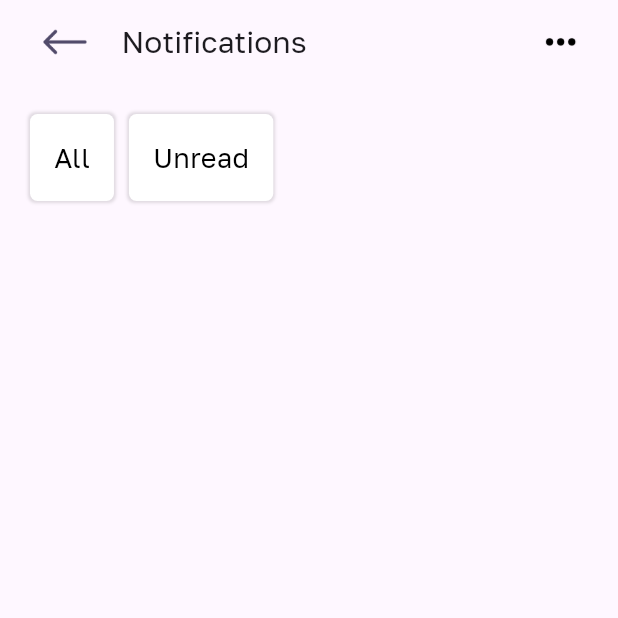
After one commit to PhilipNzube/bcci_platform, a Flutter app: the NotificationPage screen opened directly, on a phone screen of 412 x 824 dp, the top half of it. The commit adds this screen. Run offline on Flutter 3.47's test engine with Material 3 defaults, Android fonts, the phone set to English and light mode, and no system bars; our stand-ins replace carousel_slider, connectivity_plus, flutter_secure_storage, shared_preferences; accounts and stored records are empty.

Commit message:
update 11 files

```diff
--- /dev/null
+++ b/lib/presentation/controllers/notifications_page_controller.dart
@@ -0,0 +1,168 @@
+import 'package:carousel_slider/carousel_slider.dart';
+import 'package:flutter/material.dart' hide CarouselController;
+import 'package:flutter_secure_storage/flutter_secure_storage.dart';
+import 'package:shared_preferences/shared_preferences.dart';
+import 'dart:async';
+import 'package:connectivity_plus/connectivity_plus.dart';
+
+class NotificationPageController extends ChangeNotifier {
+  final TextEditingController _searchController = TextEditingController();
+  final FocusNode _searchFocusNode = FocusNode();
+  List _searchResults = [];
+  bool _searchLoading = false;
+  bool _isSearching = false;
+  List<String> _imagePaths = [
+    "images/Banner.png",
+    "images/Banner.png",
+    "images/Banner.png",
+  ];
+  int _current = 0;
+  final CarouselController _controller = CarouselController();
+  Map<String, bool> _isLikedMap = {};
+  int? _selectedRadioValue = 0;
+  final storage = const FlutterSecureStorage();
+  ValueNotifier<String?> _selectedFilter = ValueNotifier<String?>(null);
+  bool _isFilterActive = false;
+  int? userId;
+  String? _fullName;
+  String? _userName;
+  String? _profileImage;
+  String? _email;
+  String? _address;
+  String? _city;
+  String? _state;
+  String? _storeName;
+  String? _storeWebsiteUrl;
+  String? _storeDescription;
+  String? _walletBalance;
+  String? _phone;
+  String? _gender;
+  String? _role;
+  List<Map<String, dynamic>> products = [];
+  bool _isLoading = false;
+  late SharedPreferences prefs;
+  Timer? _timer;
+  int _remainingTime = 0;
+  bool _isLoading2 = false;
+  bool _isRefreshing = false;
+  StreamSubscription<ConnectivityResult>? connectivitySubscription;
+  late ScrollController _scrollController;
+  int pageNum = 1;
+  bool _isFetchingMore = false;
+  String _userRole = "";
+  String _url = "";
+  bool _isMoved = false;
+  bool _isLoggedOut = false;
+  String _previousRole = "Customer";
+  String _currentRole = "Customer";
+  bool _activateFabForCustomerView = false;
+  // late Future<void> _userData;
+
+  NotificationsPageController() {
+    initialize();
+  }
+
+  //public getters
+  String? get fullName => _fullName;
+  String? get userName => _userName;
+  String? get phone => _phone;
+  String? get email => _email;
+  String? get profileImage => _profileImage;
+  String? get address => _address;
+  String? get city => _city;
+  String? get state => _state;
+  String? get storeName => _storeName;
+  String? get storeWebsiteUrl => _storeWebsiteUrl;
+  String? get storeDescription => _storeDescription;
+  String? get walletBalance => _walletBalance;
+  String? get gender => _gender;
+  String? get role => _role;
+  int get remainingTime => _remainingTime;
+  bool get isSearching => _isSearching;
+  bool get isLoading => _isLoading;
+  bool get isLoading2 => _isLoading2;
+  bool get searchLoading => _searchLoading;
+  List<dynamic> get searchResults => _searchResults;
+  int get current => _current;
+  bool get isFetchingMore => _isFetchingMore;
+  List<String> get imagePaths => _imagePaths;
+  bool get isFilterActive => _isFilterActive;
+  ValueNotifier<String?> get selectedFilter => _selectedFilter;
+  int? get selectedRadioValue => _selectedRadioValue;
+  String get userRole => _userRole;
+  bool get isMoved => _isMoved;
+  bool get isLoggedOut => _isLoggedOut;
+  String get previousRole => _previousRole;
+  String get currentRole => _currentRole;
+  bool get activateFabForCustomerView => _activateFabForCustomerView;
+  // Future<void> get userData => _userData;
+
+  TextEditingController get searchController => _searchController;
+  CarouselController get controller => _controller;
+  ScrollController get scrollController => _scrollController;
+
+  FocusNode get searchFocusNode => _searchFocusNode;
+
+  void setActivateFabForCustomerView(bool value) {
+    _activateFabForCustomerView = value;
+    notifyListeners();
+  }
+
+  void setCurrentRole(String value) {
+    _currentRole = value;
+    notifyListeners();
+  }
+
+  void setPreviousRole(String value) {
+    _previousRole = value;
+    notifyListeners();
+  }
+
+  void refreshController() {
+    notifyListeners();
+  }
+
+  void setIsLoading(bool value) {
+    _isLoading = value;
+    notifyListeners();
+  }
+
+  void setIsLoggedOut(bool value) {
+    _isLoggedOut = value;
+    notifyListeners();
+  }
+
+  void setIsSearching(bool value) {
+    _isSearching = value;
+    notifyListeners();
+  }
+
+  void setCurrent(int value) {
+    _current = value;
+    notifyListeners();
+  }
+
+  void setIsFilterActive(bool value) {
+    _isFilterActive = value;
+    notifyListeners();
+  }
+
+  void setSelectedRadioValue(int value) {
+    _selectedRadioValue = value;
+    notifyListeners();
+  }
+
+  void setIsMoved(bool value) {
+    _isMoved = value;
+    notifyListeners();
+  }
+
+  void initialize() async {
+    await initializePrefs();
+  }
+
+  Future<void> initializePrefs() async {
+    prefs = await SharedPreferences.getInstance();
+    notifyListeners();
+  }
+}
--- a/lib/presentation/screens/home_page/home_page.dart
+++ b/lib/presentation/screens/home_page/home_page.dart
@@ -4,6 +4,7 @@ import 'package:bcci_platform/presentation/screens/home_page/widgets/action_card
 import 'package:bcci_platform/presentation/screens/home_page/widgets/goal_card.dart';
 import 'package:bcci_platform/presentation/screens/home_page/widgets/info_card.dart';
 import 'package:bcci_platform/presentation/screens/home_page/widgets/upcoming_events_card.dart';
+import 'package:bcci_platform/presentation/screens/notification_page/notification_page.dart';
 import 'package:bcci_platform/presentation/screens/settings_page/settings_page.dart';
 import 'package:flutter/material.dart' hide CarouselController;
 import 'package:provider/provider.dart';
@@ -52,7 +53,15 @@ class _HomePageState extends State<HomePage>
                       ),
                       const Spacer(),
                       InkWell(
-                        onTap: () {},
+                        onTap: () {
+                          Navigator.push(
+                            context,
+                            MaterialPageRoute(
+                              builder: (context) =>
+                                  NotificationPage(key: UniqueKey()),
+                            ),
+                          );
+                        },
                         child: Image.asset(
                           'images/notifications_active.png',
                           height: 25,
--- /dev/null
+++ b/lib/presentation/screens/notification_page/notification_page.dart
@@ -0,0 +1,95 @@
+import 'package:bcci_platform/core/widgets/custom_gap.dart';
+import 'package:bcci_platform/presentation/controllers/notifications_page_controller.dart';
+import 'package:bcci_platform/presentation/screens/notification_page/widgets/filter_card.dart';
+import 'package:flutter/material.dart' hide CarouselController;
+import 'package:provider/provider.dart';
+
+class NotificationPage extends StatefulWidget {
+  const NotificationPage({super.key});
+
+  @override
+  State<NotificationPage> createState() => _NotificationPageState();
+}
+
+class _NotificationPageState extends State<NotificationPage>
+    with TickerProviderStateMixin, RouteAware {
+  bool pushNotifications = false;
+  bool newCourseAlert = false;
+  bool useWiFi = true;
+  bool autoDownload = false;
+
+  @override
+  Widget build(BuildContext context) {
+    //final NotificationPageController = Provider.of<NotificationPageController>(context);
+    return ChangeNotifierProvider(
+      create: (context) => NotificationPageController(),
+      child: Consumer<NotificationPageController>(
+        builder: (context, NotificationPageController, child) {
+          return SafeArea(
+            child: Scaffold(
+              appBar: AppBar(
+                forceMaterialTransparency: true,
+                automaticallyImplyLeading: false,
+                title: Padding(
+                  padding: const EdgeInsets.symmetric(horizontal: 10.0),
+                  child: Row(
+                    children: [
+                      InkWell(
+                        onTap: () => Navigator.pop(context),
+                        child: Image.asset('images/Back.png', height: 35),
+                      ),
+
+                      Gap(20, isHorizontal: true),
+                      Text(
+                        'Notifications',
+                        style: TextStyle(
+                          fontWeight: FontWeight.w500,
+                          fontFamily: 'GolosText',
+                          fontSize: 20,
+                          color: Theme.of(context).colorScheme.onSurface,
+                        ),
+                      ),
+                      const Spacer(),
+                      InkWell(
+                        onTap: () {
+                          Navigator.push(
+                            context,
+                            MaterialPageRoute(
+                              builder: (context) =>
+                                  NotificationPage(key: UniqueKey()),
+                            ),
+                          );
+                        },
+                        child: Image.asset('images/More.png', height: 25),
+                      ),
+                    ],
+                  ),
+                ),
+              ),
+              body: SingleChildScrollView(
+                child: Padding(
+                  padding: const EdgeInsets.symmetric(horizontal: 20.0),
+                  child: Column(
+                    mainAxisSize: MainAxisSize.min,
+                    mainAxisAlignment: MainAxisAlignment.start,
+                    children: [
+                      Gap(20),
+                      Row(
+                        children: [
+                          FilterCard(title: "All"),
+                          Gap(10, isHorizontal: true),
+                          FilterCard(title: "Unread"),
+                        ],
+                      ),
+                      Gap(10),
+                    ],
+                  ),
+                ),
+              ),
+            ),
+          );
+        },
+      ),
+    );
+  }
+}
--- /dev/null
+++ b/lib/presentation/screens/notification_page/widgets/filter_card.dart
@@ -0,0 +1,27 @@
+import 'package:flutter/material.dart';
+
+import '../../../../core/widgets/custom_gap.dart';
+
+class FilterCard extends StatelessWidget {
+  final String title;
+
+  const FilterCard({super.key, required this.title});
+
+  @override
+  Widget build(BuildContext context) {
+    return Container(
+      padding: const EdgeInsets.all(16),
+      decoration: BoxDecoration(
+        color: Colors.white,
+        borderRadius: BorderRadius.circular(5),
+        boxShadow: [
+          BoxShadow(color: Colors.black12, spreadRadius: 1, blurRadius: 1),
+        ],
+      ),
+      child: Text(
+        title,
+        style: const TextStyle(fontSize: 18, fontFamily: 'GolosText'),
+      ),
+    );
+  }
+}
--- a/lib/presentation/screens/worship_page/worship_page.dart
+++ b/lib/presentation/screens/worship_page/worship_page.dart
@@ -214,11 +214,11 @@ class _WorshipPageState extends State<WorshipPage>
                         child: Row(
                           children: [
                             FilterChip(title: "All", badgeText: "New"),
-                            const SizedBox(width: 10),
+                            Gap(10, isHorizontal: true),
                             FilterChip(title: "Songs", badgeText: "New"),
-                            const SizedBox(width: 10),
+                            Gap(10, isHorizontal: true),
                             FilterChip(title: "Sermons", badgeText: "New"),
-                            const SizedBox(width: 10),
+                            Gap(10, isHorizontal: true),
                             FilterChip(title: "Prayers", badgeText: "New"),
                           ],
                         ),
--- a/pubspec.yaml
+++ b/pubspec.yaml
@@ -136,6 +136,7 @@ flutter:
     - images/Menu.png
     - images/Messages-Active.png
     - images/Messages.png
+    - images/More.png
     - images/Music.png
     - images/Notification_Settings.png
     - images/notifications_active.png
```
Also changed, not shown: images/More.png (added).
